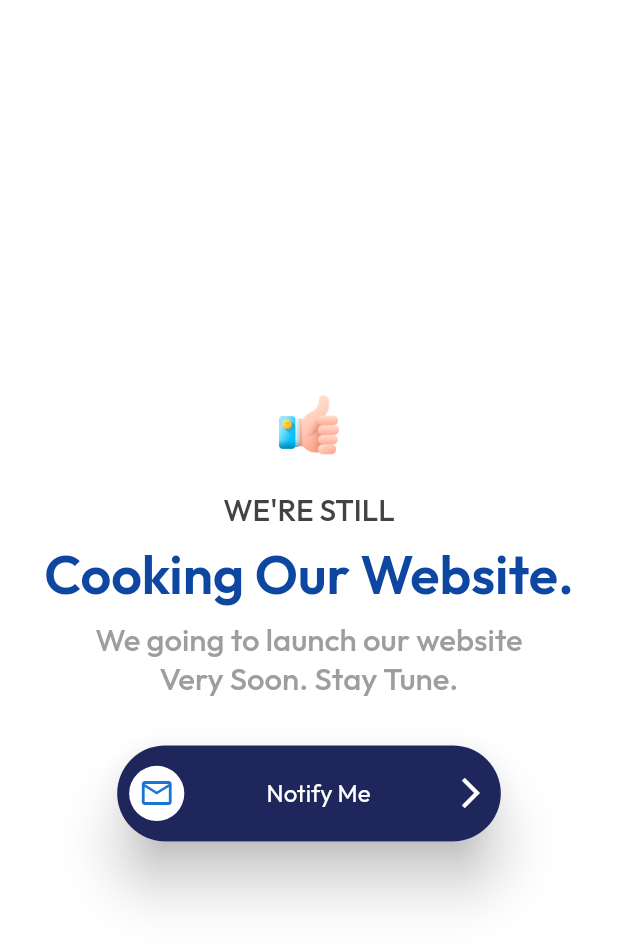
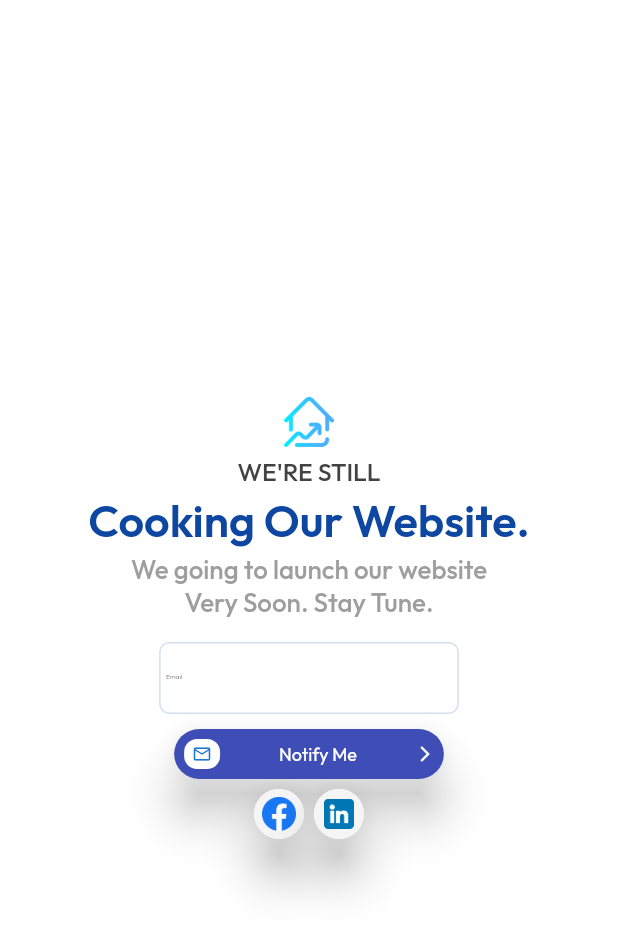
Before and after one commit to Ozurumba007/project_components, a Flutter app: the screen it shows after launch, on a phone screen of 412 x 824 dp. Shown: the top 944 px of the screen. Run offline on Flutter 3.47's test engine with Material 2 defaults, Android fonts, the phone set to English and light mode, and no system bars; our stand-ins replace google_fonts, responsive_builder.

Commit message:
renamed all the screenschot \ added logos to the assets \ comming soon finishing

```diff
--- a/lib/screen/coming_soon.dart
+++ b/lib/screen/coming_soon.dart
@@ -1,5 +1,7 @@
 import 'package:flutter/material.dart';
 import 'package:responsive_builder/responsive_builder.dart';
+
+import '../widgets/text_field_container.dart';
 
 class ComingSoon extends StatefulWidget {
   const ComingSoon({super.key});
@@ -22,18 +24,30 @@ class _ComingSoonState extends State<ComingSoon> {
 
   // =============== M O B I L E ================
   Widget MobileView() {
-    final double fem = MediaQuery.of(context).size.width / 500;
+    final form = GlobalKey<FormState>();
+    bool isValid = false;
+
+    void saveForm() {
+      setState(() {
+        isValid = form.currentState!.validate();
+      });
+    }
+
+    final double fem = MediaQuery.of(context).size.width / 600;
     final double ffem = fem * 0.97;
     return Padding(
       padding: EdgeInsets.symmetric(horizontal: 20.0 * ffem),
       child: Column(
         children: [
+          // ( Thumbs up ) Image Container
           Container(
             height: 50 * ffem,
             width: 50 * ffem,
-            child: Image.asset('assets/pro.png'),
+            child: Image.asset('assets/investment.png'),
           ),
-          SizedBox(height: 30 * ffem),
+          SizedBox(height: 8 * ffem),
+
+          // Heading of the design
           Text(
             'WE\'RE STILL',
             style: TextStyle(
@@ -42,7 +56,10 @@ class _ComingSoonState extends State<ComingSoon> {
               color: Colors.grey.shade800,
             ),
           ),
-          SizedBox(height: 10 * ffem),
+          SizedBox(height: 5 * ffem),
+
+          // Subheading of the design
+
           Center(
             child: Text(
               'Cooking Our Website.',
@@ -53,7 +70,10 @@ class _ComingSoonState extends State<ComingSoon> {
               ),
             ),
           ),
-          SizedBox(height: 10 * ffem),
+          SizedBox(height: 5 * ffem),
+
+          // Message Content
+
           Center(
             child: Text(
               'We going to launch our website\nVery Soon. Stay Tune.',
@@ -65,42 +85,116 @@ class _ComingSoonState extends State<ComingSoon> {
               ),
             ),
           ),
-          SizedBox(height: 40 * ffem),
-          Material(
+          SizedBox(height: 10 * ffem),
+
+          TextFieldContainer(
+            text: '',
+            hintText: 'Email',
+            isReadOnly: false,
+            withTextHeader: true,
+            fillColor: Colors.white,
+            controller: TextEditingController(),
+            width: ffem * 300,
+            formKey: form,
+            onValidate: (value) {
+              // Check if this field is empty
+              if (value == null || value.isEmpty) {
+                return 'This field is required';
+              }
+
+              // using regular expression
+              if (!RegExp(r'\S+@\S+\.\S+').hasMatch(value)) {
+                return "Please enter a valid email address";
+              }
+
+              // the email is valid
+              return null;
+            },
+          ),
+
+          SizedBox(height: 15 * ffem),
+          // Container with Elevations
+          InkWell(
+            onTap: saveForm,
+            child: Material(
               elevation: 20 * ffem,
               borderRadius: BorderRadius.circular(40 * ffem),
               child: Container(
-              height: ffem * 80,
-              width: ffem * 320,
+                height: ffem * 50,
+                width: ffem * 270,
                 padding: EdgeInsets.all(10 * ffem),
                 decoration: BoxDecoration(
                   borderRadius: BorderRadius.circular(40 * ffem),
-                color: Color(0xFF1E265C),
+                  color: Color.fromARGB(255, 62, 78, 182),
                 ),
                 child: Row(
                   mainAxisAlignment: MainAxisAlignment.spaceBetween,
                   children: [
                     Container(
-                    height: 46 * ffem,
-                    width: 46 * ffem,
+                      height: 36 * ffem,
+                      width: 36 * ffem,
                       decoration: BoxDecoration(
-                      borderRadius: BorderRadius.circular(23 * ffem),
+                        borderRadius: BorderRadius.circular(13 * ffem),
                         color: Colors.white,
                       ),
                       child: Icon(
                         Icons.email_outlined,
                         color: Colors.blue.shade700,
+                        size: 20 * ffem,
                         weight: 10 * ffem,
                       ),
                     ),
+                    // ( Notify me ) text
                     Text(
                       'Notify Me',
-                    style: TextStyle(color: Colors.white, fontSize: 20 * ffem),
+                      style:
+                          TextStyle(color: Colors.white, fontSize: 18 * ffem),
                     ),
-                  Icon(Icons.arrow_forward_ios, color: Colors.white),
+                    Icon(Icons.arrow_forward_ios,
+                        color: Colors.white, size: 18 * ffem),
                   ],
                 ),
               ),
+            ),
+          ),
+          SizedBox(height: 10 * ffem),
+          Row(
+            mainAxisAlignment: MainAxisAlignment.center,
+            children: [
+              Material(
+                elevation: 20 * ffem,
+                borderRadius: BorderRadius.circular(40 * ffem),
+                child: Container(
+                  height: 50 * ffem,
+                  width: 50 * ffem,
+                  padding: EdgeInsets.all(8 * ffem),
+                  decoration: BoxDecoration(
+                    borderRadius: BorderRadius.circular(25 * ffem),
+                    color: Colors.grey[100],
+                  ),
+                  child: Container(
+                    child: Image.asset('assets/facebook.png'),
+                  ),
+                ),
+              ),
+              SizedBox(width: 10 * ffem),
+              Material(
+                elevation: 20 * ffem,
+                borderRadius: BorderRadius.circular(40 * ffem),
+                child: Container(
+                  height: 50 * ffem,
+                  width: 50 * ffem,
+                  padding: EdgeInsets.all(10 * ffem),
+                  decoration: BoxDecoration(
+                    borderRadius: BorderRadius.circular(25 * ffem),
+                    color: Colors.grey[100],
+                  ),
+                  child: Container(
+                    child: Image.asset('assets/linkedin.png'),
+                  ),
+                ),
+              ),
+            ],
           ),
         ],
       ),
@@ -109,18 +203,26 @@ class _ComingSoonState extends State<ComingSoon> {
 
   // =============== D E S K T O P ================
   Widget DesktopView() {
+    final form = GlobalKey<FormState>();
+    bool isValid = false;
+
     final double fem = MediaQuery.of(context).size.width / 1440;
     final double ffem = fem * 0.97;
     return Center(
       child: SingleChildScrollView(
         child: Column(
           children: [
+            // ( Thumbs up ) Image Container
+
             Container(
               height: 50 * ffem,
               width: 50 * ffem,
-              child: Image.asset('assets/pro.png'),
+              child: Image.asset('assets/investment.png'),
             ),
             SizedBox(height: 20 * ffem),
+
+            // Heading of the design
+
             Text(
               'WE\'RE STILL',
               style: TextStyle(
@@ -129,6 +231,9 @@ class _ComingSoonState extends State<ComingSoon> {
                   color: Colors.grey.shade800),
             ),
             SizedBox(height: 10 * ffem),
+
+            // Subheading of the design
+
             Text(
               'Cooking Our Website.',
               style: TextStyle(
@@ -138,6 +243,9 @@ class _ComingSoonState extends State<ComingSoon> {
               ),
             ),
             SizedBox(height: 10 * ffem),
+
+            // Message Content
+
             Text(
               'We going to launch our website\nVery Soon. Stay Tune.',
               textAlign: TextAlign.center,
@@ -147,43 +255,112 @@ class _ComingSoonState extends State<ComingSoon> {
                 fontWeight: FontWeight.w500,
               ),
             ),
-            SizedBox(height: 40 * ffem),
+
+            // ( Notify me ) text
+
+            TextFieldContainer(
+              text: '',
+              hintText: 'Email',
+              formKey: form,
+              isReadOnly: false,
+              withTextHeader: true,
+              fillColor: Colors.white,
+              controller: TextEditingController(),
+              width: ffem * 300,
+              onValidate: (value) {
+                // Check if this field is empty
+                if (value == null || value.isEmpty) {
+                  return 'This field is required';
+                }
+
+                // using regular expression
+                if (!RegExp(r'\S+@\S+\.\S+').hasMatch(value)) {
+                  return "Please enter a valid email address";
+                }
+
+                // the email is valid
+                return null;
+              },
+            ),
+
+            SizedBox(height: 30 * ffem),
+
             Material(
               elevation: 20 * ffem,
               borderRadius: BorderRadius.circular(40 * ffem),
               child: Container(
-                height: ffem * 80,
-                width: ffem * 320,
+                height: ffem * 50,
+                width: ffem * 270,
                 padding: EdgeInsets.all(10 * ffem),
                 decoration: BoxDecoration(
                   borderRadius: BorderRadius.circular(40 * ffem),
-                  color: Color(0xFF1E265C),
+                  color: Color.fromARGB(255, 62, 78, 182),
                 ),
                 child: Row(
                   mainAxisAlignment: MainAxisAlignment.spaceBetween,
                   children: [
                     Container(
-                      height: 46 * ffem,
-                      width: 46 * ffem,
+                      height: 36 * ffem,
+                      width: 36 * ffem,
                       decoration: BoxDecoration(
-                        borderRadius: BorderRadius.circular(23 * ffem),
+                        borderRadius: BorderRadius.circular(13 * ffem),
                         color: Colors.white,
                       ),
-                      child: Icon(
-                        Icons.email_outlined,
+                      child: Icon(Icons.email_outlined,
                           color: Colors.blue.shade700,
                           weight: 10 * ffem,
-                      ),
+                          size: 18 * ffem),
                     ),
                     Text(
                       'Notify Me',
                       style:
-                          TextStyle(color: Colors.white, fontSize: 20 * ffem),
+                          TextStyle(color: Colors.white, fontSize: 18 * ffem),
                     ),
-                    Icon(Icons.arrow_forward_ios, color: Colors.white),
+                    Icon(Icons.arrow_forward_ios,
+                        color: Colors.white, size: 18 * ffem),
                   ],
                 ),
               ),
+            ),
+            SizedBox(height: 40 * ffem),
+
+            Row(
+              mainAxisAlignment: MainAxisAlignment.center,
+              children: [
+                Material(
+                  elevation: 20 * ffem,
+                  borderRadius: BorderRadius.circular(40 * ffem),
+                  child: Container(
+                    height: 50 * ffem,
+                    width: 50 * ffem,
+                    padding: EdgeInsets.all(8 * ffem),
+                    decoration: BoxDecoration(
+                      borderRadius: BorderRadius.circular(25 * ffem),
+                      color: Colors.grey[100],
+                    ),
+                    child: Container(
+                      child: Image.asset('assets/facebook.png'),
+                    ),
+                  ),
+                ),
+                SizedBox(width: 10 * ffem),
+                Material(
+                  elevation: 20 * ffem,
+                  borderRadius: BorderRadius.circular(40 * ffem),
+                  child: Container(
+                    height: 50 * ffem,
+                    width: 50 * ffem,
+                    padding: EdgeInsets.all(10 * ffem),
+                    decoration: BoxDecoration(
+                      borderRadius: BorderRadius.circular(25 * ffem),
+                      color: Colors.grey[100],
+                    ),
+                    child: Container(
+                      child: Image.asset('assets/linkedin.png'),
+                    ),
+                  ),
+                ),
+              ],
             ),
           ],
         ),
```
Also changed, not shown: assets/facebook.png, assets/house.png (added), assets/investment.png (added), assets/linkedin.png (added), assets/rental.png (added), 9 other files. Lines whose indentation alone changed are shown as unchanged.
